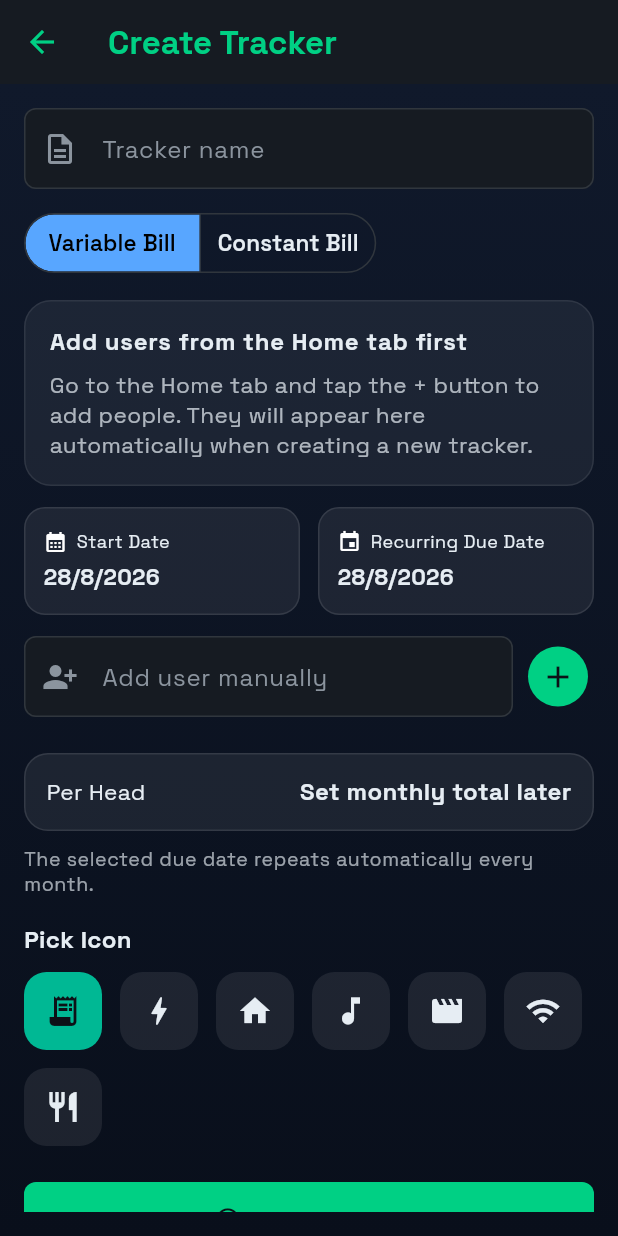
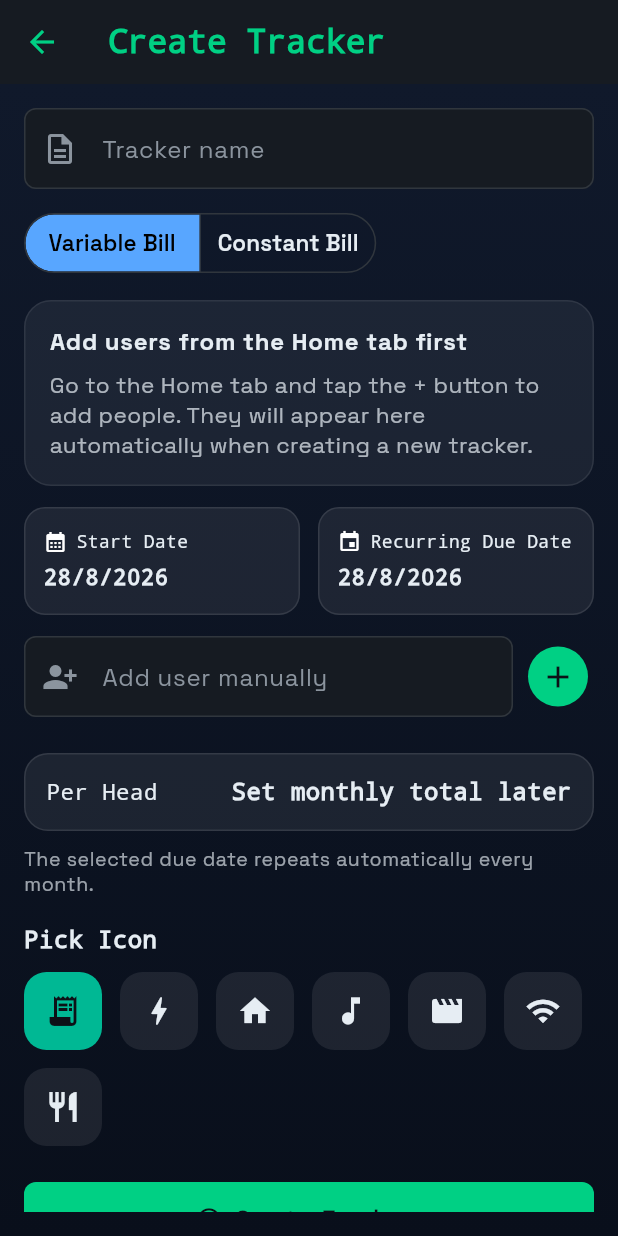
Before and after one commit to asterhyphen/hisaab, a Flutter app: the TrackerPage screen opened directly, on a phone screen of 412 x 824 dp. Run offline on Flutter 3.47's test engine with Material 3 defaults, Android fonts, the phone set to English and light mode, and no system bars; our stand-ins replace file_picker, flutter_local_notifications, flutter_riverpod, font_awesome_flutter, hive, hive_flutter and 4 more; missing offline and left inert: crop_your_image; accounts and stored records are empty.

Commit message:
fix(trackers): apply theme typography and fix light theme contrast
- Apply `context.hisaabFontFamily` across all trackkars and users presentation pages for consistent font rendering in Terminal, Dark, and Light themes
- Replace hardcoded accent colors with theme-adaptive `colorScheme.tertiary` and `colorScheme.secondary` in cycle detail view for proper contrast in light mode

```diff
--- a/lib/features/trackers/presentation/pages/tracker_page.dart
+++ b/lib/features/trackers/presentation/pages/tracker_page.dart
@@ -1,6 +1,7 @@
 import 'package:flutter/material.dart';
 import 'package:flutter_riverpod/flutter_riverpod.dart';
 
+import '../../../../core/theme/hisaab_typography.dart';
 import '../../../../features/trackers/data/trackers_providers.dart';
 import '../../../../features/trackers/model/tracker.dart';
 import '../../../../features/users/data/users_provider.dart';
@@ -73,6 +74,7 @@ class _TrackerPageState extends ConsumerState<TrackerPage> {
     final theme = Theme.of(context);
     final colorScheme = theme.colorScheme;
     final isDark = theme.brightness == Brightness.dark;
+    final fontFamily = context.hisaabFontFamily;
     final savedUsers = ref.watch(savedUsersProvider);
     final savedGroups = ref.watch(userGroupsProvider);
     final peopleCount = users.length;
@@ -80,7 +82,7 @@ class _TrackerPageState extends ConsumerState<TrackerPage> {
     final perHead = peopleCount == 0 ? 0 : (baseAmount / peopleCount).ceil();
 
     return Scaffold(
-      appBar: AppBar(title: const Text('Create Tracker')),
+      appBar: AppBar(title: Text('Create Tracker', style: TextStyle(fontFamily: fontFamily))),
       body: Container(
         decoration: BoxDecoration(
           gradient: LinearGradient(
@@ -242,9 +244,10 @@ class _TrackerPageState extends ConsumerState<TrackerPage> {
                                   group.name,
                                   maxLines: 1,
                                   overflow: TextOverflow.ellipsis,
-                                  style: const TextStyle(
+                                  style: TextStyle(
                                     fontWeight: FontWeight.w700,
                                     fontSize: 15,
+                                    fontFamily: fontFamily,
                                   ),
                                 ),
                                 const SizedBox(height: 4),
@@ -412,16 +415,17 @@ class _TrackerPageState extends ConsumerState<TrackerPage> {
                   child: Row(
                     mainAxisAlignment: MainAxisAlignment.spaceBetween,
                     children: [
-                      const Text('Per Head'),
+                      Text('Per Head', style: TextStyle(fontFamily: fontFamily)),
                       Text(
                         !isConstantBill
                             ? 'Set monthly total later'
                             : peopleCount == 0 || baseAmount == 0
                             ? 'Add amount & users'
                             : '₹$perHead each',
-                        style: const TextStyle(
+                        style: TextStyle(
                           fontWeight: FontWeight.w700,
                           fontSize: 16,
+                          fontFamily: fontFamily,
                         ),
                       ),
                     ],
@@ -435,9 +439,9 @@ class _TrackerPageState extends ConsumerState<TrackerPage> {
                   ),
                 ),
                 const SizedBox(height: 18),
-                const Text(
+                Text(
                   'Pick Icon',
-                  style: TextStyle(fontSize: 16, fontWeight: FontWeight.w700),
+                  style: TextStyle(fontSize: 16, fontWeight: FontWeight.w700, fontFamily: fontFamily),
                 ),
                 const SizedBox(height: 10),
                 Wrap(
@@ -483,7 +487,7 @@ class _TrackerPageState extends ConsumerState<TrackerPage> {
                   child: ElevatedButton.icon(
                     onPressed: _createTracker,
                     icon: const Icon(Icons.check_circle_outline),
-                    label: const Text('Create Tracker'),
+                    label: Text('Create Tracker', style: TextStyle(fontFamily: fontFamily)),
                   ),
                 ),
                 const SizedBox(height: 24),
@@ -550,11 +554,11 @@ class _TrackerPageState extends ConsumerState<TrackerPage> {
               children: [
                 Icon(icon, size: 16),
                 const SizedBox(width: 6),
-                Text(label, style: const TextStyle(fontSize: 12)),
+                Text(label, style: TextStyle(fontSize: 12, fontFamily: context.hisaabFontFamily)),
               ],
             ),
             const SizedBox(height: 6),
-            Text(value, style: const TextStyle(fontWeight: FontWeight.w700)),
+            Text(value, style: TextStyle(fontWeight: FontWeight.w700, fontFamily: context.hisaabFontFamily)),
           ],
         ),
       ),
```
Also changed, not shown: lib/features/trackers/presentation/pages/archive_page.dart (+8 -2 lines), lib/features/trackers/presentation/pages/cycle_page.dart (+29 -16 lines), lib/features/trackers/presentation/pages/home_page.dart (+13 -3 lines), lib/features/trackers/presentation/pages/message_template_editor_page.dart (+8 -3 lines), lib/features/users/presentation/pages/users_page.dart (+17 -3 lines).
